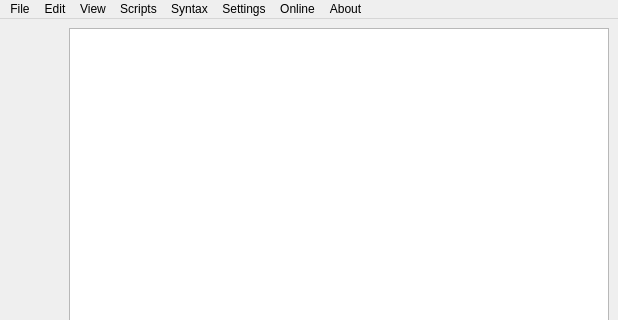
Above: src/app/mainwindow.ui from tdauth/vjasside before the change; both pictures show x 0 to 618 and y 0 to 320 of the 618 by 554 pixel window. Below: the same form after it.
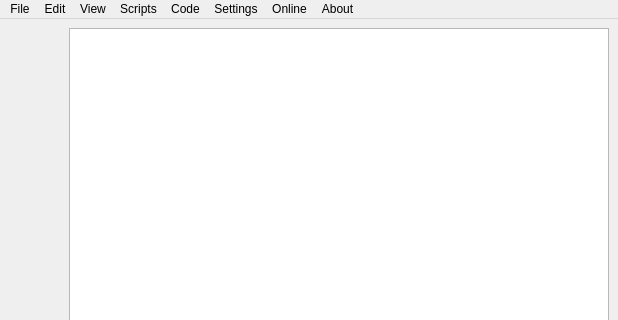
That is the form after the change. Custom widgets are drawn as their Qt base class.

Patch:
```diff
--- a/src/app/mainwindow.ui
+++ b/src/app/mainwindow.ui
@@ -216,9 +216,9 @@
     </property>
     <addaction name="actionBaradesVJassIDE"/>
    </widget>
-   <widget class="QMenu" name="menuAutomaticAnalysis">
+   <widget class="QMenu" name="menuCode">
     <property name="title">
-     <string>Syntax</string>
+     <string>Code</string>
     </property>
     <addaction name="actionEnableSyntaxHighlighting"/>
     <addaction name="actionEnableSyntaxCheck"/>
@@ -251,7 +251,7 @@
     <addaction name="actionpjass"/>
     <addaction name="actionPJassUpdates"/>
    </widget>
-   <widget class="QMenu" name="menuStandard_Scripts">
+   <widget class="QMenu" name="menuStandardScripts">
     <property name="title">
      <string>Scripts</string>
     </property>
@@ -270,8 +270,8 @@
    <addaction name="menuFile"/>
    <addaction name="menuEdit"/>
    <addaction name="menuView"/>
-   <addaction name="menuStandard_Scripts"/>
-   <addaction name="menuAutomaticAnalysis"/>
+   <addaction name="menuStandardScripts"/>
+   <addaction name="menuCode"/>
    <addaction name="menuSettings"/>
    <addaction name="menuOnline"/>
    <addaction name="menuAbout"/>
```
Left out of the diff: 9 changed lines with no effect on the pictures.
